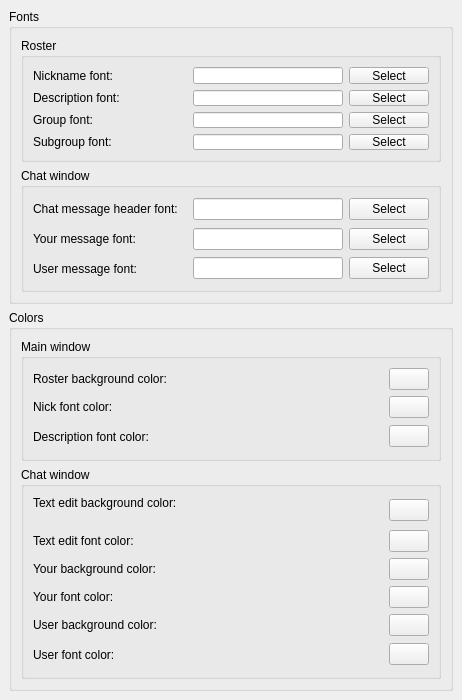
Above: src/settings/lookswidget.ui from BackupTheBerlios/qxygen-svn before the change. Below: the same form after it.
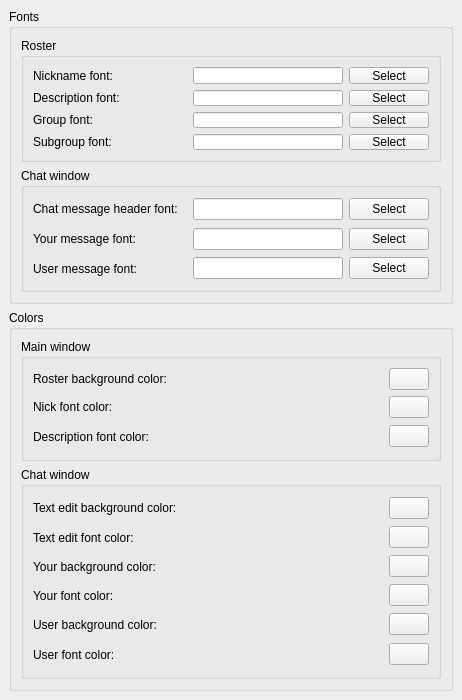
That is the form after the change.

Patch:
```diff
--- a/src/settings/lookswidget.ui
+++ b/src/settings/lookswidget.ui
@@ -661,8 +661,7 @@
          <item row="0" column="0" >
           <widget class="QLabel" name="label_6" >
            <property name="text" >
-            <string>Text edit background color:
-</string>
+            <string>Text edit background color:</string>
            </property>
            <property name="buddy" >
             <cstring>tEditBgPushButton</cstring>
```
Left out of the diff: 2 changed lines with no effect on the pictures.
